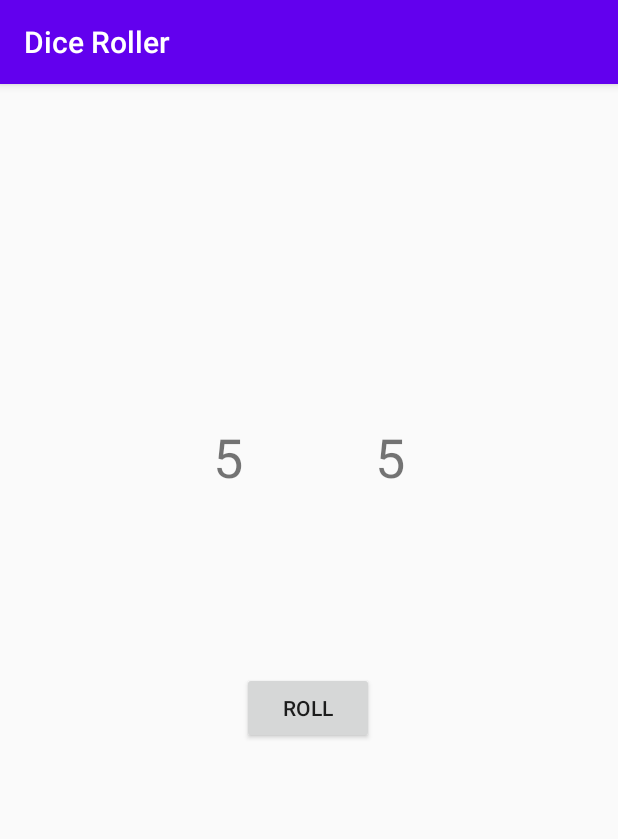
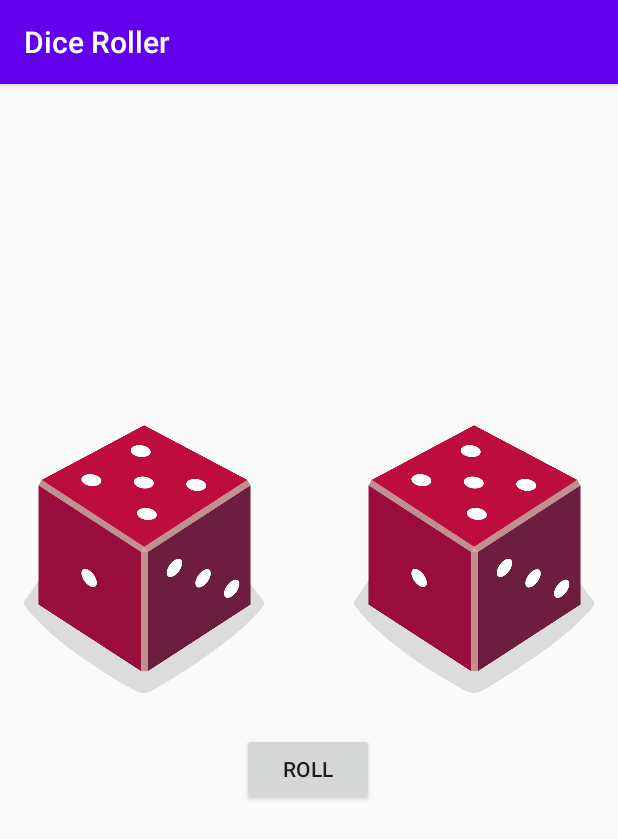
Before and after one commit to DemonazGH/DiceRoller, an Android app: the screen it shows after launch (MainActivity), after a tap on "ROLL", on a phone screen of 412 x 824 dp. Shown: the top 839 px of the screen. Run offline under Robolectric (Android 15) with nearby library versions, the phone set to English and light mode, and no system bars.

Commit message:
add dices' images and made necessary changes in the code

```diff
--- a/app/src/main/java/com/example/diceroller/MainActivity.kt
+++ b/app/src/main/java/com/example/diceroller/MainActivity.kt
@@ -3,6 +3,7 @@ package com.example.diceroller
 import androidx.appcompat.app.AppCompatActivity
 import android.os.Bundle
 import android.widget.Button
+import android.widget.ImageView
 import android.widget.TextView
 
 /**
@@ -13,33 +14,53 @@ class MainActivity : AppCompatActivity() {
     override fun onCreate(savedInstanceState: Bundle?) {
         super.onCreate(savedInstanceState)
         setContentView(R.layout.activity_main)
-
         val rollButton = findViewById<Button>(R.id.button)
         rollButton.setOnClickListener {
             rollDice()
             rollDice2()
         }
+        rollDice()
+        rollDice2()
     }
 
     private fun rollDice2() {
         val dice = Dice(6)
-        dice.roll()
-        // updates screen with the result
-        val resultTextView = findViewById<TextView>(R.id.textView2)
-        resultTextView.text = dice.roll().toString()
+        val diceRoll = dice.roll()
+        //find the ImageView in the layout
+        val diceImage = findViewById<ImageView>(R.id.imageView2)
+        // determine what drawable resource to use based on the dice roll
+        val drawableResource = when (diceRoll) {
+            1 -> R.drawable.dice_1
+            2 -> R.drawable.dice_2
+            3 -> R.drawable.dice_3
+            4 -> R.drawable.dice_4
+            5 -> R.drawable.dice_5
+            else -> R.drawable.dice_6
+        }
+        diceImage.setImageResource(drawableResource)
+        diceImage.contentDescription = diceRoll.toString()
     }
-
 
     /**
      * roll the dice and update screen with the result
      */
     private fun rollDice() {
-        // create new dice object
+        // create new dice object with 6 sides and roll the dice
         val dice = Dice(6)
-        dice.roll()
-        // updates screen with the result
-        val resultTextView = findViewById<TextView>(R.id.textView)
-        resultTextView.text = dice.roll().toString()
+        val diceRoll = dice.roll()
+        //find the ImageView in the layout
+        val diceImage = findViewById<ImageView>(R.id.imageView)
+        // determine what drawable resource to use based on the dice roll
+        val drawableResource = when (diceRoll) {
+            1 -> R.drawable.dice_1
+            2 -> R.drawable.dice_2
+            3 -> R.drawable.dice_3
+            4 -> R.drawable.dice_4
+            5 -> R.drawable.dice_5
+            else -> R.drawable.dice_6
+        }
+        diceImage.setImageResource(drawableResource)
+        diceImage.contentDescription = diceRoll.toString()
     }
 }
 
--- a/app/src/main/res/layout/activity_main.xml
+++ b/app/src/main/res/layout/activity_main.xml
@@ -6,28 +6,29 @@
         android:layout_width="match_parent"
         android:layout_height="match_parent"
         tools:context=".MainActivity">
-    <TextView
-            android:layout_width="wrap_content"
-            android:layout_height="wrap_content"
-            app:layout_constraintTop_toTopOf="parent" android:id="@+id/textView" android:textSize="36sp"
-            tools:text="1" app:layout_constraintHorizontal_bias="0.5" android:layout_marginTop="224dp"
-            app:layout_constraintStart_toStartOf="parent" app:layout_constraintEnd_toStartOf="@+id/textView2"
-            app:layout_constraintHorizontal_chainStyle="packed"/>
-    <TextView
-            android:layout_width="wrap_content"
-            android:layout_height="wrap_content"
-            app:layout_constraintTop_toTopOf="parent" android:id="@+id/textView2" android:textSize="36sp"
-            tools:text="1"
-            android:layout_marginTop="224dp" app:layout_constraintStart_toEndOf="@+id/textView"
-            android:layout_marginStart="88dp" app:layout_constraintHorizontal_bias="0.5"
-            app:layout_constraintEnd_toEndOf="parent"/>
     <Button
             android:text="@string/roll"
             android:layout_width="wrap_content"
             android:layout_height="wrap_content" app:layout_constraintStart_toStartOf="parent"
             app:layout_constraintEnd_toEndOf="parent" android:id="@+id/button"
             android:textAllCaps="true"
-            app:layout_constraintHorizontal_bias="0.498" app:layout_constraintTop_toTopOf="parent"
-            android:layout_marginTop="392dp"/>
+            app:layout_constraintHorizontal_bias="0.498"
+            app:layout_constraintTop_toBottomOf="@+id/imageView" android:layout_marginTop="16dp"/>
+    <ImageView
+            android:layout_width="160dp"
+            android:layout_height="200dp" tools:srcCompat="@drawable/dice_1"
+            app:layout_constraintStart_toStartOf="parent"
+            android:id="@+id/imageView" app:layout_constraintTop_toTopOf="parent"
+            app:layout_constraintBottom_toBottomOf="parent"
+            app:layout_constraintVertical_bias="0.382" android:contentDescription="TODO"
+            android:layout_marginStart="16dp"/>
+    <ImageView
+            android:layout_width="160dp"
+            android:layout_height="200dp" tools:srcCompat="@drawable/dice_3"
+            android:id="@+id/imageView2" app:layout_constraintTop_toTopOf="parent"
+            app:layout_constraintBottom_toBottomOf="parent"
+            app:layout_constraintVertical_bias="0.382" android:contentDescription="TODO"
+            app:layout_constraintStart_toEndOf="@+id/imageView" app:layout_constraintEnd_toEndOf="parent"
+            android:layout_marginEnd="16dp" app:layout_constraintHorizontal_bias="1.0"/>
 
 </androidx.constraintlayout.widget.ConstraintLayout>
```
Also changed, not shown: app/src/main/res/drawable/dice_1.png (added), app/src/main/res/drawable/dice_2.png (added), app/src/main/res/drawable/dice_3.png (added), app/src/main/res/drawable/dice_4.png (added), app/src/main/res/drawable/dice_5.png (added), app/src/main/res/drawable/dice_6.png (added).
